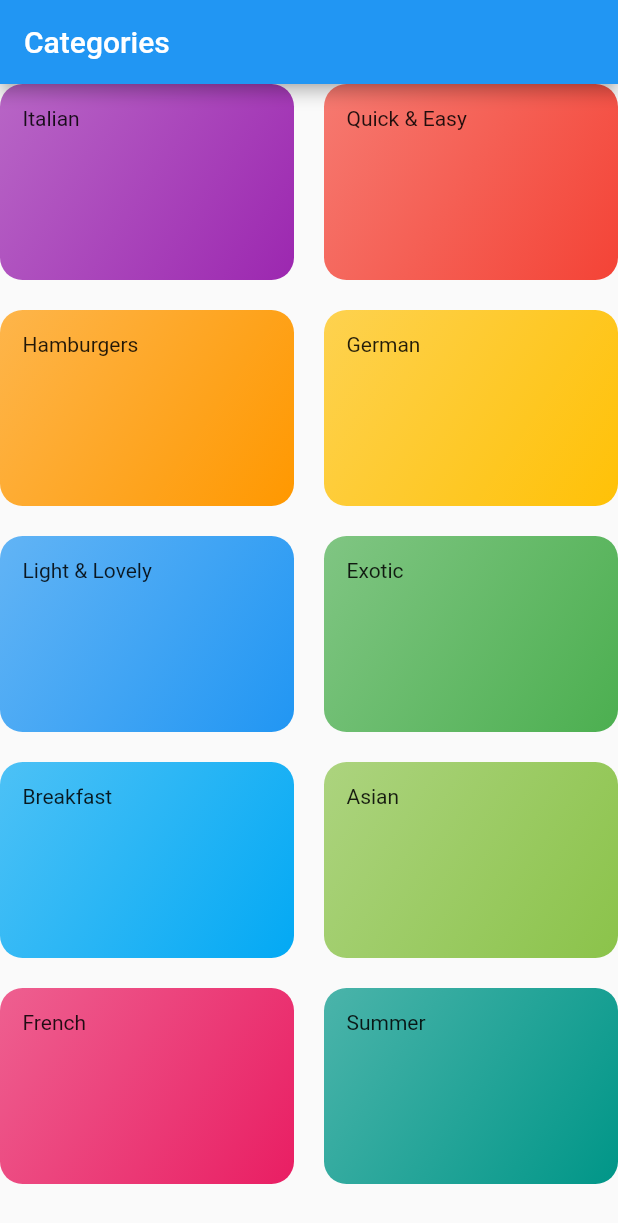
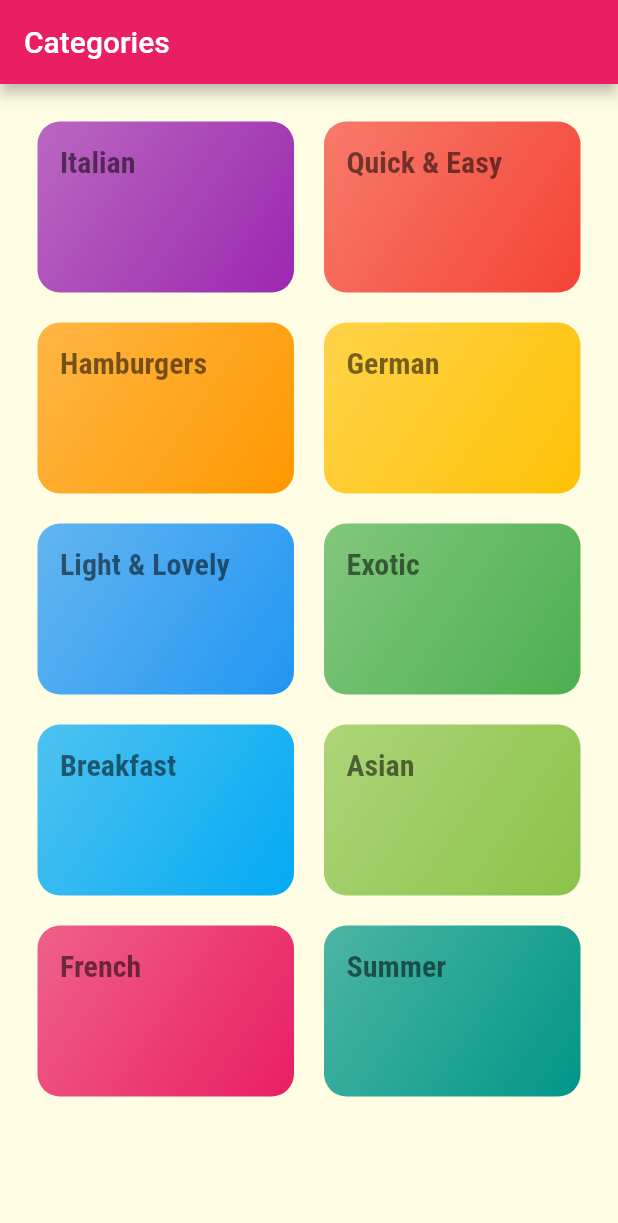
Before and after one commit to mahmudulshuvo/MealApp, a Flutter app: the screen it shows after launch, on a phone screen of 412 x 824 dp. Shown: the top 1223 px of the screen. Run offline on Flutter 3.47's test engine with Material 2 defaults, Android fonts, the phone set to English and light mode, and no system bars.

Commit message:
fonts and theme style

```diff
--- a/lib/main.dart
+++ b/lib/main.dart
@@ -9,7 +9,22 @@ class MyApp extends StatelessWidget {
     return MaterialApp(
       title: 'DeliMeals',
       theme: ThemeData(
-        primarySwatch: Colors.blue,
+        primarySwatch: Colors.pink,
+        accentColor: Colors.amber,
+        canvasColor: Color.fromRGBO(255, 254, 229, 1),
+        fontFamily: 'Raleway',
+        textTheme: ThemeData.light().textTheme.copyWith(
+            bodyText1: TextStyle(
+              color: Color.fromRGBO(20, 51, 51, 1),
+            ),
+            bodyText2: TextStyle(
+              color: Color.fromRGBO(20, 51, 51, 1),
+            ),
+            headline3: TextStyle(
+              fontSize: 20,
+              fontFamily: 'RobotoCondensed',
+              fontWeight: FontWeight.bold,
+            )),
       ),
       home: CategoriesScreen(),
     );
--- a/lib/screens/categories_screen.dart
+++ b/lib/screens/categories_screen.dart
@@ -10,6 +10,7 @@ class CategoriesScreen extends StatelessWidget {
           title: const Text('Categories'),
         ),
         body: GridView(
+          padding: const EdgeInsets.all(25),
           children: DUMMY_CATEGORIES
               .map((category) => CategoryItem(category.title, category.color))
               .toList(),
--- a/lib/widgets/category_item.dart
+++ b/lib/widgets/category_item.dart
@@ -10,7 +10,10 @@ class CategoryItem extends StatelessWidget {
   Widget build(BuildContext context) {
     return Container(
       padding: const EdgeInsets.all(15),
-      child: Text(title),
+      child: Text(
+        title,
+        style: Theme.of(context).textTheme.headline3,
+      ),
       decoration: BoxDecoration(
         gradient: LinearGradient(
           colors: [
```
Also changed, not shown: pubspec.yaml (+18 -14 lines), assets/fonts/Raleway-Black.ttf (added), assets/fonts/Raleway-Bold.ttf (added), assets/fonts/Raleway-Regular.ttf (added), assets/fonts/RobotoCondensed-Bold.ttf (added), assets/fonts/RobotoCondensed-Italic.ttf (added), assets/fonts/RobotoCondensed-Light.ttf (added), assets/fonts/RobotoCondensed-Regular.ttf (added).
